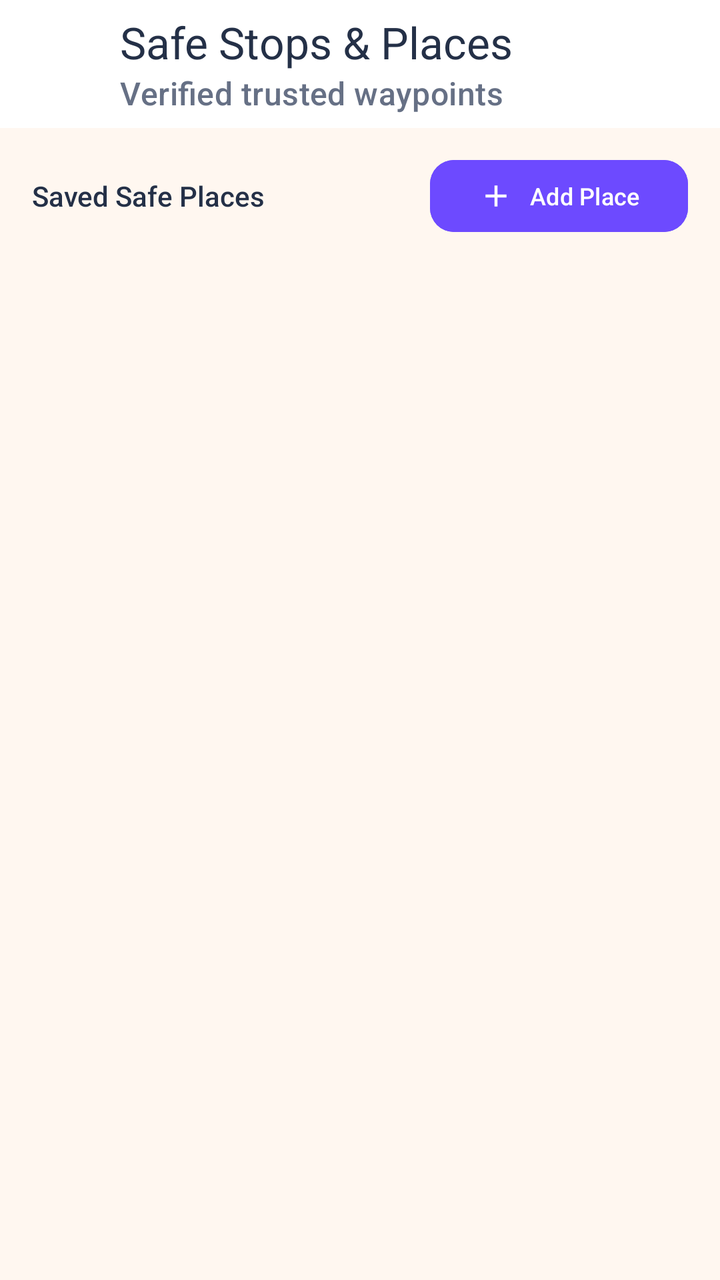
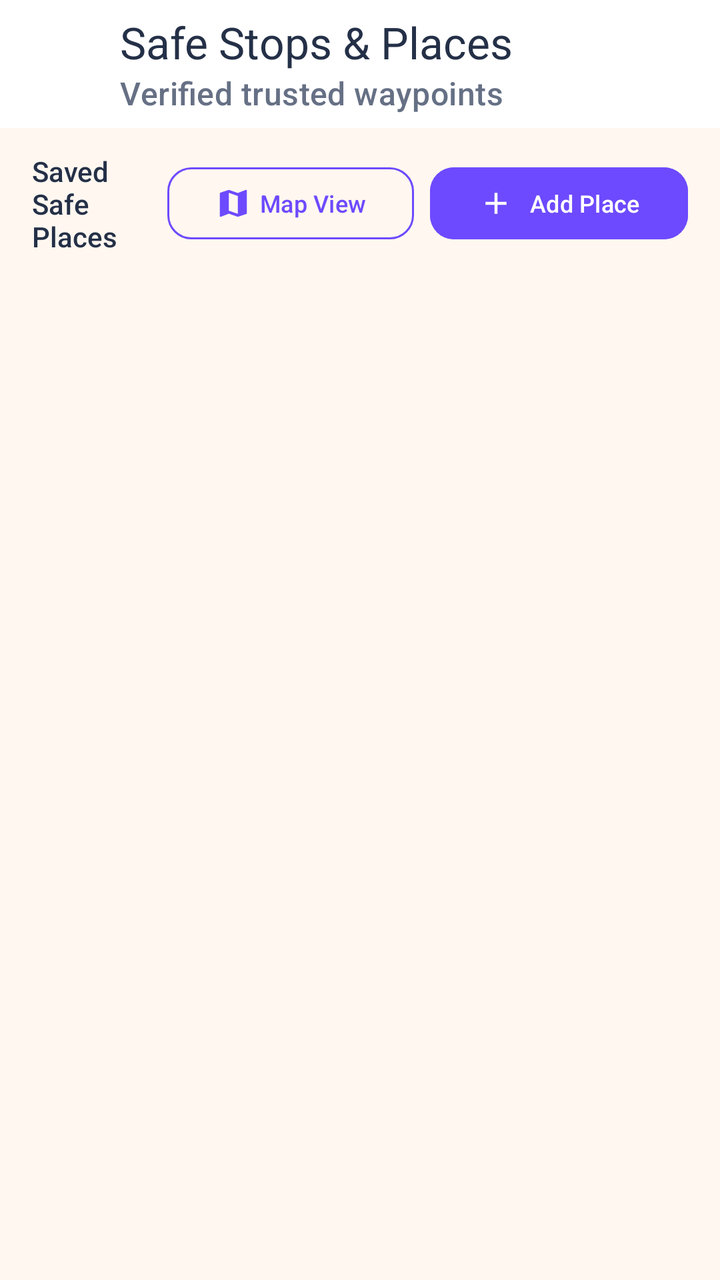

Compare the two renders of this Android layout. The source of the first and the diff that turns it into the second are given below.
<!-- AndroidManifest.xml: application theme Theme.EmpowHer -->
<!-- res/layout/activity_safe_stops.xml -->
<?xml version="1.0" encoding="utf-8"?>
<androidx.coordinatorlayout.widget.CoordinatorLayout xmlns:android="http://schemas.android.com/apk/res/android"
    xmlns:app="http://schemas.android.com/apk/res-auto"
    xmlns:tools="http://schemas.android.com/tools"
    android:layout_width="match_parent"
    android:layout_height="match_parent"
    android:background="@color/woshield_bg">

    <com.google.android.material.appbar.AppBarLayout
        android:layout_width="match_parent"
        android:layout_height="wrap_content"
        android:background="@color/woshield_card_bg"
        app:elevation="2dp">

        <androidx.appcompat.widget.Toolbar
            android:id="@+id/toolbar_safe_stops"
            android:layout_width="match_parent"
            android:layout_height="?attr/actionBarSize"
            app:navigationIcon="@drawable/ic_arrow_back"
            app:title="Safe Stops &amp; Places"
            app:titleTextColor="@color/text_primary"
            app:subtitle="Verified trusted waypoints"
            app:subtitleTextColor="@color/text_secondary" />
    </com.google.android.material.appbar.AppBarLayout>

    <LinearLayout
        android:layout_width="match_parent"
        android:layout_height="match_parent"
        android:orientation="vertical"
        app:layout_behavior="@string/appbar_scrolling_view_behavior">

        
        <LinearLayout
            android:layout_width="match_parent"
            android:layout_height="wrap_content"
            android:gravity="center_vertical"
            android:orientation="horizontal"
            android:paddingHorizontal="16dp"
            android:paddingVertical="12dp">

            <TextView
                android:id="@+id/tv_places_summary"
                android:layout_width="0dp"
                android:layout_height="wrap_content"
                android:layout_weight="1"
                android:fontFamily="sans-serif-medium"
                android:text="Saved Safe Places"
                android:textColor="@color/text_primary"
                android:textSize="14sp" />

            <com.google.android.material.button.MaterialButton
                android:id="@+id/btn_add_safe_place"
                style="@style/Widget.Material3.Button"
                android:layout_width="wrap_content"
                android:layout_height="wrap_content"
                android:backgroundTint="@color/deep_purple"
                android:minHeight="44dp"
                android:text="Add Place"
                android:textColor="@color/white"
                android:textSize="12sp"
                app:cornerRadius="12dp"
                app:icon="@drawable/ic_add"
                app:iconTint="@color/white" />
        </LinearLayout>

        
        <ProgressBar
            android:id="@+id/progress_safe_stops"
            android:layout_width="wrap_content"
            android:layout_height="wrap_content"
            android:layout_gravity="center"
            android:layout_marginTop="32dp"
            android:indeterminateTint="@color/deep_purple"
            android:visibility="gone" />

        
        <com.google.android.material.card.MaterialCardView
            android:id="@+id/card_empty_safe_stops"
            android:layout_width="match_parent"
            android:layout_height="wrap_content"
            android:layout_margin="16dp"
            android:visibility="gone"
            app:cardBackgroundColor="@color/woshield_card_bg"
            app:cardCornerRadius="18dp"
            app:cardElevation="1dp"
            app:strokeColor="@color/card_stroke"
            app:strokeWidth="1dp">

            <LinearLayout
                android:layout_width="match_parent"
                android:layout_height="wrap_content"
                android:gravity="center"
                android:orientation="vertical"
                android:padding="28dp">

                <ImageView
                    android:layout_width="56dp"
                    android:layout_height="56dp"
                    android:contentDescription="No Safe Places"
                    android:src="@drawable/ic_safe_stop"
                    app:tint="@color/deep_purple" />

                <TextView
                    android:layout_width="wrap_content"
                    android:layout_height="wrap_content"
                    android:layout_marginTop="14dp"
                    android:fontFamily="sans-serif-medium"
                    android:text="No Safe Stops Yet"
                    android:textColor="@color/text_primary"
                    android:textSize="16sp" />

                <TextView
                    android:layout_width="wrap_content"
                    android:layout_height="wrap_content"
                    android:layout_marginTop="6dp"
                    android:fontFamily="sans-serif"
                    android:gravity="center"
                    android:lineSpacingExtra="2dp"
                    android:text="Add trusted places like your college gate, metro station, hospital, or a friend's residence to attach them to your daily commutes."
                    android:textColor="@color/text_secondary"
                    android:textSize="13sp" />

                <com.google.android.material.button.MaterialButton
                    android:id="@+id/btn_empty_add_place"
                    style="@style/Widget.Material3.Button"
                    android:layout_width="wrap_content"
                    android:layout_height="wrap_content"
                    android:layout_marginTop="16dp"
                    android:backgroundTint="@color/deep_purple"
                    android:text="Add First Safe Stop"
                    android:textColor="@color/white"
                    app:cornerRadius="12dp"
                    app:icon="@drawable/ic_add"
                    app:iconTint="@color/white" />
            </LinearLayout>
        </com.google.android.material.card.MaterialCardView>

        
        <androidx.recyclerview.widget.RecyclerView
            android:id="@+id/rv_safe_stops"
            android:layout_width="match_parent"
            android:layout_height="match_parent"
            android:clipToPadding="false"
            android:paddingBottom="24dp"
            tools:listitem="@layout/item_safe_place" />
    </LinearLayout>

</androidx.coordinatorlayout.widget.CoordinatorLayout>
<!-- res/layout/item_safe_place.xml (included above) -->
<?xml version="1.0" encoding="utf-8"?>
<com.google.android.material.card.MaterialCardView xmlns:android="http://schemas.android.com/apk/res/android"
    xmlns:app="http://schemas.android.com/apk/res-auto"
    android:layout_width="match_parent"
    android:layout_height="wrap_content"
    android:layout_marginHorizontal="16dp"
    android:layout_marginVertical="6dp"
    app:cardBackgroundColor="@color/woshield_card_bg"
    app:cardCornerRadius="16dp"
    app:cardElevation="2dp"
    app:strokeColor="@color/card_stroke"
    app:strokeWidth="1dp">

    <LinearLayout
        android:layout_width="match_parent"
        android:layout_height="wrap_content"
        android:orientation="vertical"
        android:padding="16dp">

        
        <LinearLayout
            android:layout_width="match_parent"
            android:layout_height="wrap_content"
            android:gravity="center_vertical"
            android:orientation="horizontal">

            <com.google.android.material.card.MaterialCardView
                android:id="@+id/card_place_category"
                android:layout_width="wrap_content"
                android:layout_height="wrap_content"
                app:cardBackgroundColor="@color/light_lavender"
                app:cardCornerRadius="8dp"
                app:cardElevation="0dp">

                <TextView
                    android:id="@+id/tv_place_category"
                    android:layout_width="wrap_content"
                    android:layout_height="wrap_content"
                    android:fontFamily="sans-serif-medium"
                    android:paddingHorizontal="8dp"
                    android:paddingVertical="4dp"
                    android:text="TRANSIT"
                    android:textColor="@color/deep_purple"
                    android:textSize="11sp" />
            </com.google.android.material.card.MaterialCardView>

            <View
                android:layout_width="0dp"
                android:layout_height="1dp"
                android:layout_weight="1" />

            
            <ImageView
                android:id="@+id/btn_toggle_trusted"
                android:layout_width="36dp"
                android:layout_height="36dp"
                android:background="?attr/selectableItemBackgroundBorderless"
                android:clickable="true"
                android:contentDescription="Mark as Trusted Place"
                android:focusable="true"
                android:padding="6dp"
                android:src="@drawable/ic_trusted_star"
                app:tint="@color/status_warning" />

            <ImageView
                android:id="@+id/btn_edit_place"
                android:layout_width="36dp"
                android:layout_height="36dp"
                android:layout_marginStart="4dp"
                android:background="?attr/selectableItemBackgroundBorderless"
                android:clickable="true"
                android:contentDescription="Edit Place"
                android:focusable="true"
                android:padding="6dp"
                android:src="@drawable/ic_edit"
                app:tint="@color/text_secondary" />

            <ImageView
                android:id="@+id/btn_delete_place"
                android:layout_width="36dp"
                android:layout_height="36dp"
                android:layout_marginStart="4dp"
                android:background="?attr/selectableItemBackgroundBorderless"
                android:clickable="true"
                android:contentDescription="Delete Place"
                android:focusable="true"
                android:padding="6dp"
                android:src="@drawable/ic_delete"
                app:tint="@color/status_emergency" />
        </LinearLayout>

        
        <TextView
            android:id="@+id/tv_place_name"
            android:layout_width="match_parent"
            android:layout_height="wrap_content"
            android:layout_marginTop="10dp"
            android:fontFamily="sans-serif-medium"
            android:text="Central Metro Station"
            android:textColor="@color/text_primary"
            android:textSize="16sp" />

        
        <LinearLayout
            android:id="@+id/layout_address"
            android:layout_width="match_parent"
            android:layout_height="wrap_content"
            android:layout_marginTop="6dp"
            android:gravity="center_vertical"
            android:orientation="horizontal">

            <ImageView
                android:layout_width="16dp"
                android:layout_height="16dp"
                android:contentDescription="Location Pin"
                android:src="@drawable/ic_location_pin"
                app:tint="@color/text_secondary" />

            <TextView
                android:id="@+id/tv_place_address"
                android:layout_width="0dp"
                android:layout_height="wrap_content"
                android:layout_marginStart="6dp"
                android:layout_weight="1"
                android:fontFamily="sans-serif"
                android:text="Gate 3, Under CCTV &amp; Security Desk"
                android:textColor="@color/text_secondary"
                android:textSize="13sp" />
        </LinearLayout>

        
        <TextView
            android:id="@+id/tv_place_notes"
            android:layout_width="match_parent"
            android:layout_height="wrap_content"
            android:layout_marginTop="8dp"
            android:background="@drawable/rounded_corner"
            android:backgroundTint="@color/woshield_bg"
            android:fontFamily="sans-serif"
            android:paddingHorizontal="10dp"
            android:paddingVertical="6dp"
            android:text="24/7 security guard, illuminated shelter area"
            android:textColor="@color/text_secondary"
            android:textSize="12sp"
            android:visibility="visible" />

    </LinearLayout>
</com.google.android.material.card.MaterialCardView>
<!-- resources referenced by this layout -->
<resources>
  <color name="card_stroke">#E7E2EC</color>
  <color name="deep_purple">#6D4AFF</color>
  <color name="light_lavender">#F0ECFF</color>
  <color name="status_emergency">#C62828</color>
  <color name="status_warning">#B86A08</color>
  <color name="text_primary">#243047</color>
  <color name="text_secondary">#667085</color>
  <color name="white">#FFFFFF</color>
  <color name="woshield_bg">#FFF7F0</color>
  <color name="woshield_card_bg">#FFFFFF</color>
  <!-- drawable ic_add (drawable) -->
  <vector xmlns:android="http://schemas.android.com/apk/res/android"
      android:width="24dp"
      android:height="24dp"
      android:viewportWidth="24"
      android:viewportHeight="24">
      <path
          android:fillColor="#FFFFFFFF"
          android:pathData="M19,13h-6v6h-2v-6H5v-2h6V5h2v6h6v2z" />
  </vector>
  <!-- drawable ic_arrow_back (drawable) -->
  <vector xmlns:android="http://schemas.android.com/apk/res/android"
      android:width="24dp"
      android:height="24dp"
      android:viewportWidth="24"
      android:viewportHeight="24"
      android:tint="#FFFFFF">
    <path
        android:fillColor="@android:color/white"
        android:pathData="M20,11H7.83l5.59,-5.59L12,4l-8,8 8,8 1.41,-1.41L7.83,13H20v-2z"/>
  </vector>
  <!-- drawable ic_delete (drawable) -->
  <vector xmlns:android="http://schemas.android.com/apk/res/android"
      android:width="24dp"
      android:height="24dp"
      android:viewportWidth="24"
      android:viewportHeight="24">
      <path
          android:fillColor="#FFB42318"
          android:pathData="M6,19c0,1.1 0.9,2 2,2h8c1.1,0 2,-0.9 2,-2V7H6v12zM19,4h-3.5l-1,-1h-5l-1,1H5v2h14V4z" />
  </vector>
  <!-- drawable ic_safe_stop (drawable) -->
  <vector xmlns:android="http://schemas.android.com/apk/res/android"
      android:width="24dp"
      android:height="24dp"
      android:viewportWidth="24"
      android:viewportHeight="24">
      <path
          android:fillColor="#FF18794E"
          android:pathData="M12,2C8.13,2 5,5.13 5,9c0,5.25 7,13 7,13s7,-7.75 7,-13C19,5.13 15.87,2 12,2zm-1,11.5l-3,-3 1.41,-1.41L11,10.67l4.59,-4.59L17,7.5l-6,6z" />
  </vector>
  <!-- drawable ic_trusted_star (drawable) -->
  <vector xmlns:android="http://schemas.android.com/apk/res/android"
      android:width="24dp"
      android:height="24dp"
      android:viewportWidth="24"
      android:viewportHeight="24">
      <path
          android:fillColor="#FFB7791F"
          android:pathData="M12,17.27L18.18,21l-1.64,-7.03L22,9.24l-7.19,-0.61L12,2 9.19,8.63 2,9.24l5.46,4.73L5.82,21z" />
  </vector>
  <!-- drawable rounded_corner (drawable) -->
  <?xml version="1.0" encoding="utf-8"?>
  <shape xmlns:android="http://schemas.android.com/apk/res/android"
      android:shape="rectangle">
      <corners android:radius="24dp"/>
      <stroke android:width="1dip" android:color="@color/white"/>
  
  </shape>
  <style name="Theme.EmpowHer" parent="Base.Theme.EmpowHer" />
  <color name="royal_violet">#6D4AFF</color>
  <style name="Widget.Woshield.Card" parent="Widget.Material3.CardView.Elevated">
          <item name="cardCornerRadius">@dimen/radius_card</item>
          <item name="cardElevation">@dimen/elevation_card</item>
          <item name="strokeWidth">1dp</item>
          <item name="strokeColor">@color/subtle_border</item>
          <item name="cardBackgroundColor">@color/woshield_card_bg</item>
      </style>
  <dimen name="radius_card">16dp</dimen>
  <dimen name="elevation_card">2dp</dimen>
  <color name="subtle_border">#E7E2EC</color>
  <!-- unchanged entries left out for length: 3 -->
</resources>

<!-- the commit's change to res/layout/activity_safe_stops.xml (unified diff, before → after) -->
@@ -47,6 +47,21 @@
                 android:text="Saved Safe Places"
                 android:textColor="@color/text_primary"
                 android:textSize="14sp" />
+
+            <com.google.android.material.button.MaterialButton
+                android:id="@+id/btn_view_map_safe_stops"
+                style="@style/Widget.Material3.Button.OutlinedButton"
+                android:layout_width="wrap_content"
+                android:layout_height="wrap_content"
+                android:layout_marginEnd="8dp"
+                android:minHeight="44dp"
+                android:text="Map View"
+                android:textColor="@color/deep_purple"
+                android:textSize="12sp"
+                app:cornerRadius="12dp"
+                app:icon="@drawable/maps_icon"
+                app:iconTint="@color/deep_purple"
+                app:strokeColor="@color/deep_purple" />
 
             <com.google.android.material.button.MaterialButton
                 android:id="@+id/btn_add_safe_place"
<!-- resource entries referenced after the edit -->
@@ -61,6 +61,12 @@
           android:fillColor="#FFB7791F"
           android:pathData="M12,17.27L18.18,21l-1.64,-7.03L22,9.24l-7.19,-0.61L12,2 9.19,8.63 2,9.24l5.46,4.73L5.82,21z" />
   </vector>
+  <!-- drawable maps_icon (drawable) -->
+  <vector android:height="24dp" android:tint="#000000"
+      android:viewportHeight="24" android:viewportWidth="24"
+      android:width="24dp" xmlns:android="http://schemas.android.com/apk/res/android">
+      <path android:fillColor="@android:color/white" android:pathData="M20.5,3l-0.16,0.03L15,5.1 9,3 3.36,4.9c-0.21,0.07 -0.36,0.25 -0.36,0.48V20.5c0,0.28 0.22,0.5 0.5,0.5l0.16,-0.03L9,18.9l6,2.1 5.64,-1.9c0.21,-0.07 0.36,-0.25 0.36,-0.48V3.5c0,-0.28 -0.22,-0.5 -0.5,-0.5zM15,19l-6,-2.11V5l6,2.11V19z"/>
+  </vector>
   <!-- drawable rounded_corner (drawable) -->
   <?xml version="1.0" encoding="utf-8"?>
   <shape xmlns:android="http://schemas.android.com/apk/res/android"
